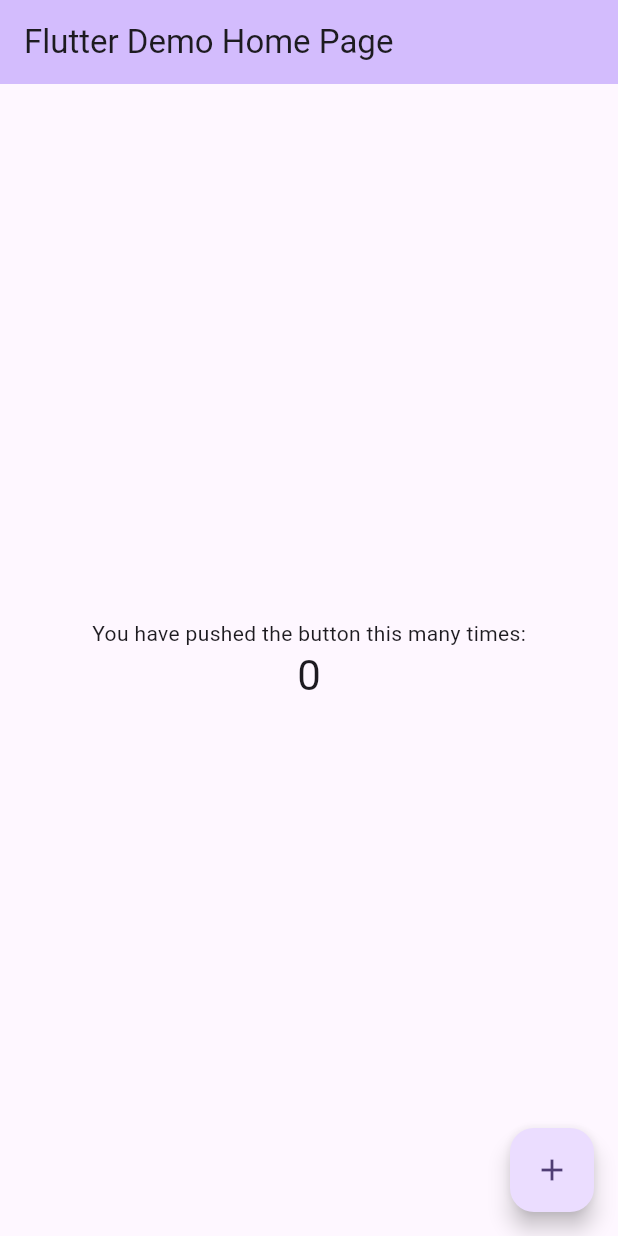
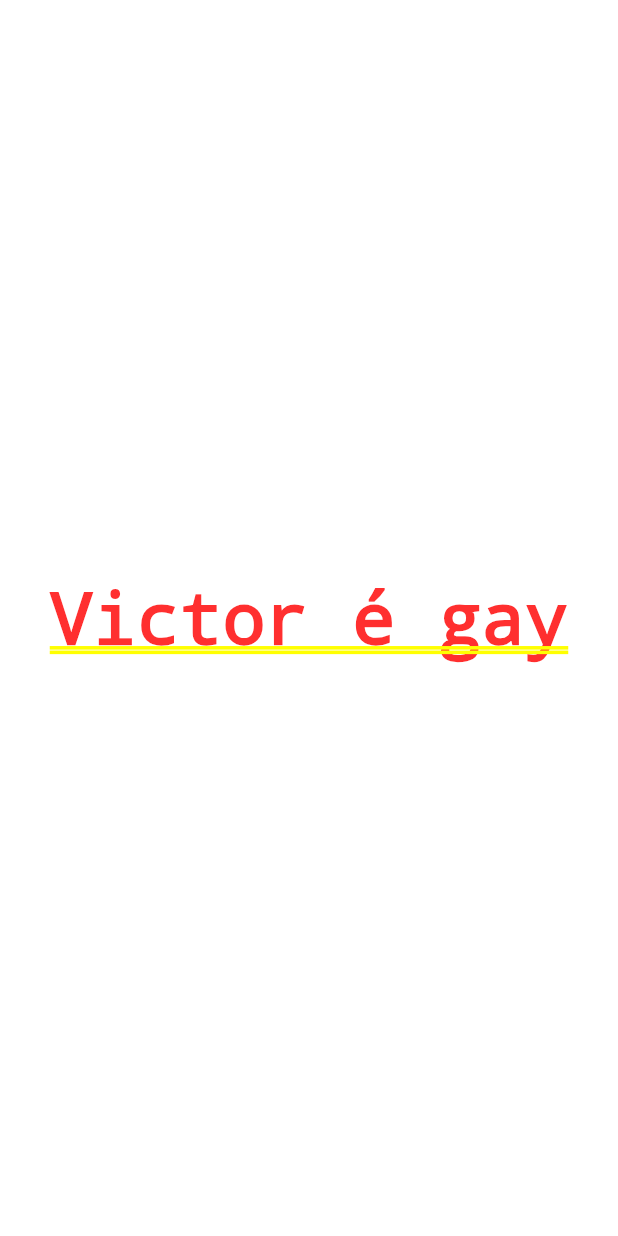
Before and after one commit to Yato0v/Learning-flutter, a Flutter app: the screen it shows after launch, on a phone screen of 412 x 824 dp. Run offline on Flutter 3.47's test engine with Material 3 defaults, Android fonts, the phone set to English and light mode, and no system bars.

Commit message:
Formatação

```diff
--- a/lib/main.dart
+++ b/lib/main.dart
@@ -1,125 +1,12 @@
 import 'package:flutter/material.dart';
 
 void main() {
-  runApp(const MyApp());
+  //Usar vírgula no final de cada widith para formatar
+  runApp(
+    const MaterialApp(
+      home: Center(
+        child: Text('Victor é gay'),
+      ),
+    ),
+  );
 }
-
-class MyApp extends StatelessWidget {
-  const MyApp({super.key});
-
-  // This widget is the root of your application.
-  @override
-  Widget build(BuildContext context) {
-    return MaterialApp(
-      title: 'Flutter Demo',
-      theme: ThemeData(
-        // This is the theme of your application.
-        //
-        // TRY THIS: Try running your application with "flutter run". You'll see
-        // the application has a purple toolbar. Then, without quitting the app,
-        // try changing the seedColor in the colorScheme below to Colors.green
-        // and then invoke "hot reload" (save your changes or press the "hot
-        // reload" button in a Flutter-supported IDE, or press "r" if you used
-        // the command line to start the app).
-        //
-        // Notice that the counter didn't reset back to zero; the application
-        // state is not lost during the reload. To reset the state, use hot
-        // restart instead.
-        //
-        // This works for code too, not just values: Most code changes can be
-        // tested with just a hot reload.
-        colorScheme: ColorScheme.fromSeed(seedColor: Colors.deepPurple),
-        useMaterial3: true,
-      ),
-      home: const MyHomePage(title: 'Flutter Demo Home Page'),
-    );
-  }
-}
-
-class MyHomePage extends StatefulWidget {
-  const MyHomePage({super.key, required this.title});
-
-  // This widget is the home page of your application. It is stateful, meaning
-  // that it has a State object (defined below) that contains fields that affect
-  // how it looks.
-
-  // This class is the configuration for the state. It holds the values (in this
-  // case the title) provided by the parent (in this case the App widget) and
-  // used by the build method of the State. Fields in a Widget subclass are
-  // always marked "final".
-
-  final String title;
-
-  @override
-  State<MyHomePage> createState() => _MyHomePageState();
-}
-
-class _MyHomePageState extends State<MyHomePage> {
-  int _counter = 0;
-
-  void _incrementCounter() {
-    setState(() {
-      // This call to setState tells the Flutter framework that something has
-      // changed in this State, which causes it to rerun the build method below
-      // so that the display can reflect the updated values. If we changed
-      // _counter without calling setState(), then the build method would not be
-      // called again, and so nothing would appear to happen.
-      _counter++;
-    });
-  }
-
-  @override
-  Widget build(BuildContext context) {
-    // This method is rerun every time setState is called, for instance as done
-    // by the _incrementCounter method above.
-    //
-    // The Flutter framework has been optimized to make rerunning build methods
-    // fast, so that you can just rebuild anything that needs updating rather
-    // than having to individually change instances of widgets.
-    return Scaffold(
-      appBar: AppBar(
-        // TRY THIS: Try changing the color here to a specific color (to
-        // Colors.amber, perhaps?) and trigger a hot reload to see the AppBar
-        // change color while the other colors stay the same.
-        backgroundColor: Theme.of(context).colorScheme.inversePrimary,
-        // Here we take the value from the MyHomePage object that was created by
-        // the App.build method, and use it to set our appbar title.
-        title: Text(widget.title),
-      ),
-      body: Center(
-        // Center is a layout widget. It takes a single child and positions it
-        // in the middle of the parent.
-        child: Column(
-          // Column is also a layout widget. It takes a list of children and
-          // arranges them vertically. By default, it sizes itself to fit its
-          // children horizontally, and tries to be as tall as its parent.
-          //
-          // Column has various properties to control how it sizes itself and
-          // how it positions its children. Here we use mainAxisAlignment to
-          // center the children vertically; the main axis here is the vertical
-          // axis because Columns are vertical (the cross axis would be
-          // horizontal).
-          //
-          // TRY THIS: Invoke "debug painting" (choose the "Toggle Debug Paint"
-          // action in the IDE, or press "p" in the console), to see the
-          // wireframe for each widget.
-          mainAxisAlignment: MainAxisAlignment.center,
-          children: <Widget>[
-            const Text(
-              'You have pushed the button this many times:',
-            ),
-            Text(
-              '$_counter',
-              style: Theme.of(context).textTheme.headlineMedium,
-            ),
-          ],
-        ),
-      ),
-      floatingActionButton: FloatingActionButton(
-        onPressed: _incrementCounter,
-        tooltip: 'Increment',
-        child: const Icon(Icons.add),
-      ), // This trailing comma makes auto-formatting nicer for build methods.
-    );
-  }
-}
```
Also changed, not shown: 1 other file.
